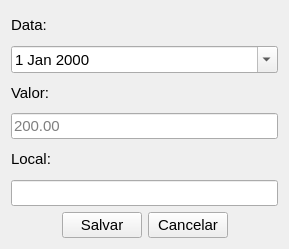
Above: Vida Financeira/createinvestimento.ui from carlos-vinicios/Projeto_C before the change. Below: the same form after it.
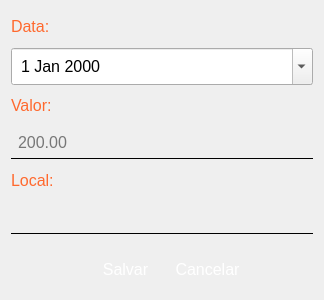
That is the form after the change. Icons and pictures are not drawn.

What changed in the file:
```diff
--- a/Vida Financeira/createinvestimento.ui
+++ b/Vida Financeira/createinvestimento.ui
@@ -1,36 +1,67 @@
 <?xml version="1.0" encoding="UTF-8"?>
 <ui version="4.0">
  <class>CreateInvestimento</class>
- <widget class="QWidget" name="CreateInvestimento">
+ <widget class="QDialog" name="CreateInvestimento">
   <property name="geometry">
    <rect>
     <x>0</x>
     <y>0</y>
-    <width>289</width>
-    <height>249</height>
+    <width>324</width>
+    <height>300</height>
    </rect>
   </property>
   <property name="minimumSize">
    <size>
-    <width>289</width>
-    <height>249</height>
+    <width>324</width>
+    <height>300</height>
    </size>
   </property>
   <property name="maximumSize">
    <size>
-    <width>289</width>
-    <height>249</height>
+    <width>324</width>
+    <height>300</height>
    </size>
   </property>
   <property name="font">
    <font>
     <family>Segoe UI</family>
-    <pointsize>11</pointsize>
+    <pointsize>12</pointsize>
    </font>
   </property>
   <property name="windowTitle">
    <string>Investimentos</string>
   </property>
+  <property name="windowIcon">
+   <iconset resource="icons.qrc">
+    <normaloff>:/Downloads/main_icon.png</normaloff>:/Downloads/main_icon.png</iconset>
+  </property>
+  <property name="styleSheet">
+   <string notr="true">QDialog{
+	background-image: url(:/Downloads/background2.jpg);
+}
+QLabel{
+	color:#FF692E;
+	font: 12pt &quot;Segoe UI&quot;;
+}
+QPushButton{
+	background-color: qlineargradient(x1: 0, y1: 0, x2: 0, y2: 1,
+                                stop: 0 #ff9b58, stop: 0.4 #ff7037,
+                                stop: 0.5 #ff7037, stop: 1.0 #ff9b58);
+	border:none;
+	padding: 10px;
+	color:#FFF;
+	margin-top: 10px;
+}
+QLineEdit{
+	border:none;
+	background-color:  transparent;
+	padding:5px;
+	border-bottom: 1px solid #000;
+}
+QDateEdit{
+	padding:5px;
+}</string>
+  </property>
   <layout class="QVBoxLayout" name="verticalLayout">
    <item>
     <layout class="QGridLayout" name="gridLayout">
```
Left out of the diff: 4 changed lines with no effect on the pictures.
